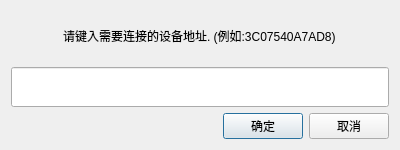
Before: the Qt Designer form examples/connect.ui in nulijiabei/cgoqt, drawn with Qt 5.
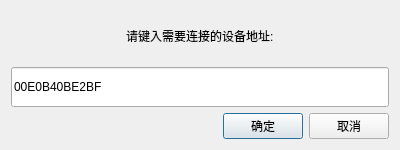
After: the same form once the commit is applied.

Diff of the .ui file:
```diff
--- a/examples/connect.ui
+++ b/examples/connect.ui
@@ -33,8 +33,11 @@
      </property>
      <item alignment="Qt::AlignHCenter">
       <widget class="QLabel" name="label">
+       <property name="layoutDirection">
+        <enum>Qt::LeftToRight</enum>
+       </property>
        <property name="text">
-        <string>请键入需要连接的设备地址. (例如:3C07540A7AD8)</string>
+        <string>请键入需要连接的设备地址:</string>
        </property>
       </widget>
      </item>
@@ -46,6 +49,15 @@
          <height>40</height>
         </size>
        </property>
+       <property name="maximumSize">
+        <size>
+         <width>16777215</width>
+         <height>16777215</height>
+        </size>
+       </property>
+       <property name="text">
+        <string>00E0B40BE2BF</string>
+       </property>
       </widget>
      </item>
      <item>
```
